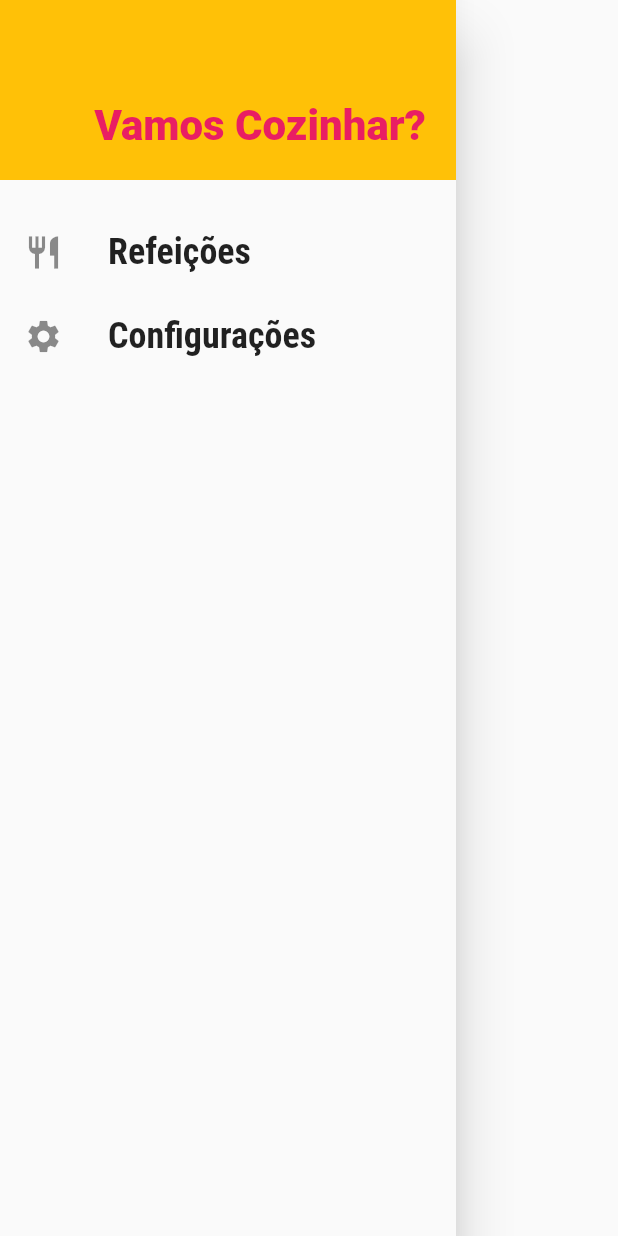
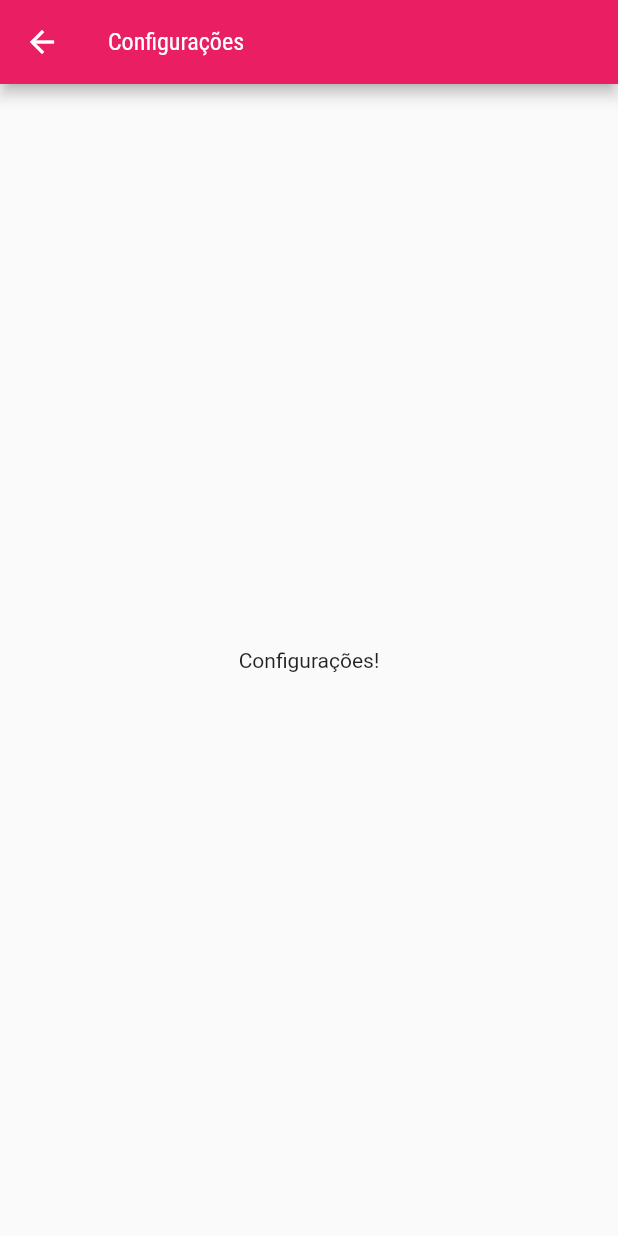
Before and after one commit to luwanhika/Multiplas-telas, a Flutter app: the MainDrawe widget shown alone on an empty page, opened directly, after a tap on "Configurações", on a phone screen of 412 x 824 dp. Run offline on Flutter 3.47's test engine with Material 2 defaults, Android fonts, the phone set to English and light mode, and no system bars; network calls fail.

Commit message:
Adicionando links no drawer

```diff
--- a/lib/components/main_drawer.dart
+++ b/lib/components/main_drawer.dart
@@ -1,9 +1,10 @@
 import 'package:flutter/material.dart';
+import 'package:multiplas/utils/app_routes.dart';
 
 class MainDrawe extends StatelessWidget {
   const MainDrawe({Key? key}) : super(key: key);
 
-  Widget _createItem(IconData icon, String label) {
+  Widget _createItem(IconData icon, String label, VoidCallback onTap) {
     return ListTile(
       leading: Icon(
         icon,
@@ -17,7 +18,7 @@
           fontWeight: FontWeight.bold,
         ),
       ),
-      onTap: () {},
+      onTap: onTap,
     );
   }
 
@@ -42,8 +43,16 @@
             ),
           ),
           const SizedBox(height: 20),
-          _createItem(Icons.restaurant, 'Refeições'),
-          _createItem(Icons.settings, 'Configurações'),
+          _createItem(
+            Icons.restaurant,
+            'Refeições',
+            () => Navigator.of(context).pushNamed(AppRoutes.home),
+          ),
+          _createItem(
+            Icons.settings,
+            'Configurações',
+            () => Navigator.of(context).pushNamed(AppRoutes.settings),
+          ),
         ],
       ),
     );
--- a/lib/main.dart
+++ b/lib/main.dart
@@ -1,7 +1,7 @@
 import 'package:flutter/material.dart';
 import 'package:multiplas/screens/categories_meals_screen.dart';
-import 'package:multiplas/screens/categories_screens.dart';
 import 'package:multiplas/screens/meal_detail_screen.dart';
+import 'package:multiplas/screens/settings_screen.dart';
 import 'package:multiplas/screens/tabs_screen.dart';
 import 'package:multiplas/utils/app_routes.dart';
 
@@ -33,6 +33,7 @@
         AppRoutes.home: (ctx) => const TabsScreen(),
         AppRoutes.categoriesMeals: (ctx) => const CategoriesMealsScreen(),
         AppRoutes.mealDetail: (ctx) => const MealDatailScreen(),
+        AppRoutes.settings: (ctx) => const SettingsScreen(),
       },
     );
   }
--- /dev/null
+++ b/lib/screens/settings_screen.dart
@@ -0,0 +1,17 @@
+import 'package:flutter/material.dart';
+
+class SettingsScreen extends StatelessWidget {
+  const SettingsScreen({Key? key}) : super(key: key);
+
+  @override
+  Widget build(BuildContext context) {
+    return Scaffold(
+      appBar: AppBar(
+        title: const Text('Configurações'),
+      ),
+      body: const Center(
+        child: Text('Configurações!'),
+      ),
+    );
+  }
+}
--- a/lib/utils/app_routes.dart
+++ b/lib/utils/app_routes.dart
@@ -2,4 +2,5 @@
   static const home = '/';
   static const categoriesMeals = '/categories-meals';
   static const mealDetail = '/meal-detail';
+  static const settings = '/settings';
 }
```
